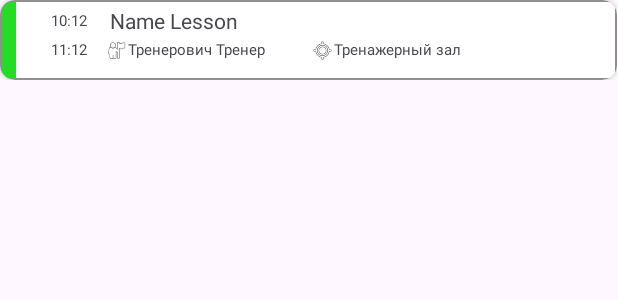
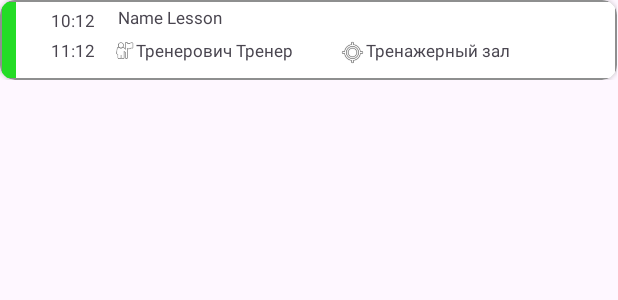
Before and after one commit to DimaMaligon/FitnessRecycler2, an Android app: the layout lesson_item.xml on its own in the app's theme, with its tools: preview values and no code run, on a phone screen of 412 x 824 dp. Shown: the top 300 px of the screen. Run offline under Robolectric (Android 15) with nearby library versions, the phone set to English and light mode, and no system bars; network calls fail.

Commit message:
add new strings

```diff
--- a/app/src/main/res/layout/lesson_item.xml
+++ b/app/src/main/res/layout/lesson_item.xml
@@ -4,15 +4,15 @@
     xmlns:tools="http://schemas.android.com/tools"
     android:layout_width="wrap_content"
     android:layout_height="wrap_content"
-    android:paddingBottom="5.dp">
+    android:paddingBottom="5dp">
 
     <TextView
         android:id="@+id/date"
         android:layout_width="wrap_content"
         android:layout_height="wrap_content"
         android:layout_marginTop="4dp"
-        android:paddingBottom="5.dp"
-        android:text="10 ноября"
+        android:paddingBottom="5dp"
+        android:text="@string/date"
         android:visibility="gone"
         app:layout_constraintEnd_toEndOf="parent"
         app:layout_constraintHorizontal_bias="0.498"
@@ -29,7 +29,8 @@
         app:layout_constraintBottom_toBottomOf="parent"
         app:layout_constraintEnd_toEndOf="parent"
         app:layout_constraintStart_toStartOf="parent"
-        app:layout_constraintTop_toBottomOf="@+id/date">
+        app:layout_constraintTop_toBottomOf="@+id/date"
+        tools:ignore="TextSizeCheck">
 
         <androidx.constraintlayout.widget.ConstraintLayout
             android:layout_width="match_parent"
@@ -57,7 +58,8 @@
                 android:background="#24DC26"
                 app:layout_constraintBottom_toBottomOf="parent"
                 app:layout_constraintStart_toStartOf="parent"
-                app:layout_constraintTop_toTopOf="parent">
+                app:layout_constraintTop_toTopOf="parent"
+                tools:ignore="VisualLintBounds">
 
             </FrameLayout>
 
@@ -66,7 +68,8 @@
                 android:layout_width="156dp"
                 android:layout_height="19dp"
                 android:layout_marginStart="15dp"
-                android:text="Name Lesson"
+                android:text="@string/name_lesson"
+                android:textSize="11sp"
                 app:layout_constraintBottom_toTopOf="@+id/guideline3"
                 app:layout_constraintStart_toEndOf="@+id/startTime"
                 app:layout_constraintTop_toTopOf="parent" />
@@ -76,8 +79,8 @@
                 android:layout_width="wrap_content"
                 android:layout_height="wrap_content"
                 android:layout_marginStart="23dp"
-                android:text="10:12"
-                android:textSize="10sp"
+                android:text="@string/start_time"
+                android:textSize="11sp"
                 app:layout_constraintBottom_toTopOf="@+id/guideline3"
                 app:layout_constraintStart_toEndOf="@+id/colorLabel"
                 app:layout_constraintTop_toTopOf="parent" />
@@ -87,8 +90,8 @@
                 android:layout_width="wrap_content"
                 android:layout_height="wrap_content"
                 android:layout_marginStart="23dp"
-                android:text="11:12"
-                android:textSize="10sp"
+                android:text="@string/end_time"
+                android:textSize="11sp"
                 app:layout_constraintStart_toEndOf="@+id/colorLabel"
                 app:layout_constraintTop_toTopOf="@+id/guideline3" />
 
@@ -97,24 +100,27 @@
                 android:layout_width="15dp"
                 android:layout_height="15dp"
                 android:layout_marginStart="12dp"
+                android:contentDescription="@string/coach_icon"
                 app:layout_constraintStart_toEndOf="@+id/endTime"
                 app:layout_constraintTop_toTopOf="@+id/guideline3"
-                app:srcCompat="@android:drawable/ic_menu_myplaces" />
+                app:srcCompat="@android:drawable/ic_menu_myplaces"
+                tools:ignore="ImageContrastCheck" />
 
             <TextView
                 android:id="@+id/coach"
                 android:layout_width="wrap_content"
                 android:layout_height="wrap_content"
-                android:text="Тренерович Тренер"
-                android:textSize="10sp"
+                android:text="@string/trainer"
+                android:textSize="11sp"
                 app:layout_constraintStart_toEndOf="@+id/coachIcon"
                 app:layout_constraintTop_toTopOf="@+id/guideline3" />
 
             <ImageView
                 android:id="@+id/locationIcon"
-                android:layout_width="15dp"
-                android:layout_height="15dp"
+                android:layout_width="18dp"
+                android:layout_height="18dp"
                 android:layout_marginStart="30dp"
+                android:contentDescription="@string/location_icon"
                 app:layout_constraintStart_toEndOf="@+id/coach"
                 app:layout_constraintTop_toTopOf="@+id/guideline3"
                 app:srcCompat="@android:drawable/ic_menu_mylocation" />
@@ -124,8 +130,8 @@
                 android:layout_width="wrap_content"
                 android:layout_height="wrap_content"
                 android:maxWidth="150dp"
-                android:text="Тренажерный зал"
-                android:textSize="10sp"
+                android:text="@string/gym"
+                android:textSize="11sp"
                 app:layout_constraintStart_toEndOf="@+id/locationIcon"
                 app:layout_constraintTop_toTopOf="@+id/guideline3" />
 
--- a/app/src/main/res/values/strings.xml
+++ b/app/src/main/res/values/strings.xml
@@ -7,4 +7,12 @@
     <string name="tab_chat">Чат</string>
     <string name="tab_else">Еще</string>
     <string name="tab_scheadule">Расписание</string>
+    <string name="gym">Тренажерный зал</string>
+    <string name="trainer">Тренерович Тренер</string>
+    <string name="end_time">11:12</string>
+    <string name="start_time">10:12</string>
+    <string name="name_lesson">Name Lesson</string>
+    <string name="date">10 ноября</string>
+    <string name="coach_icon">coach Icon</string>
+    <string name="location_icon">location Icon</string>
 </resources>
```
